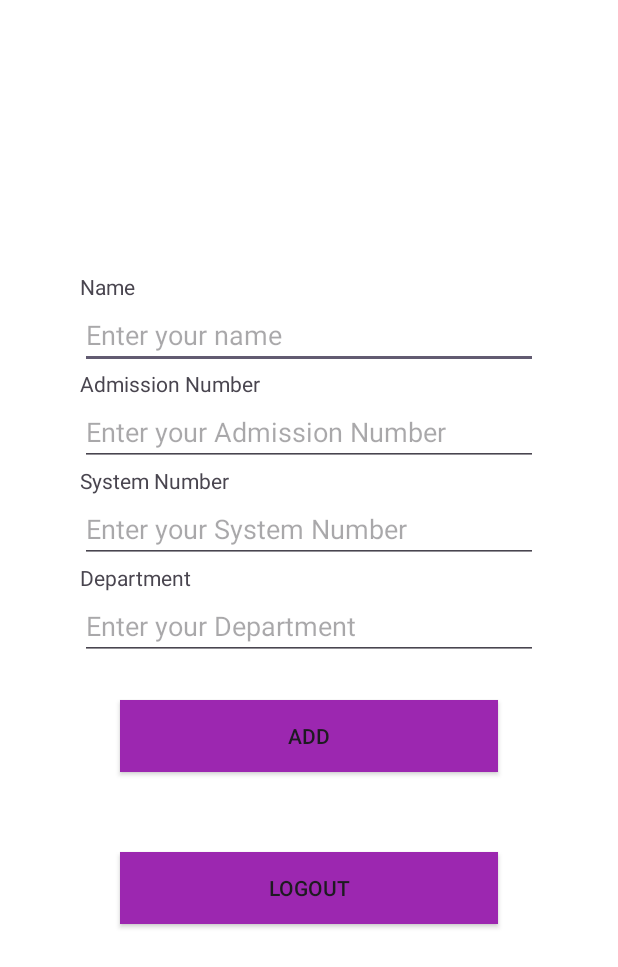
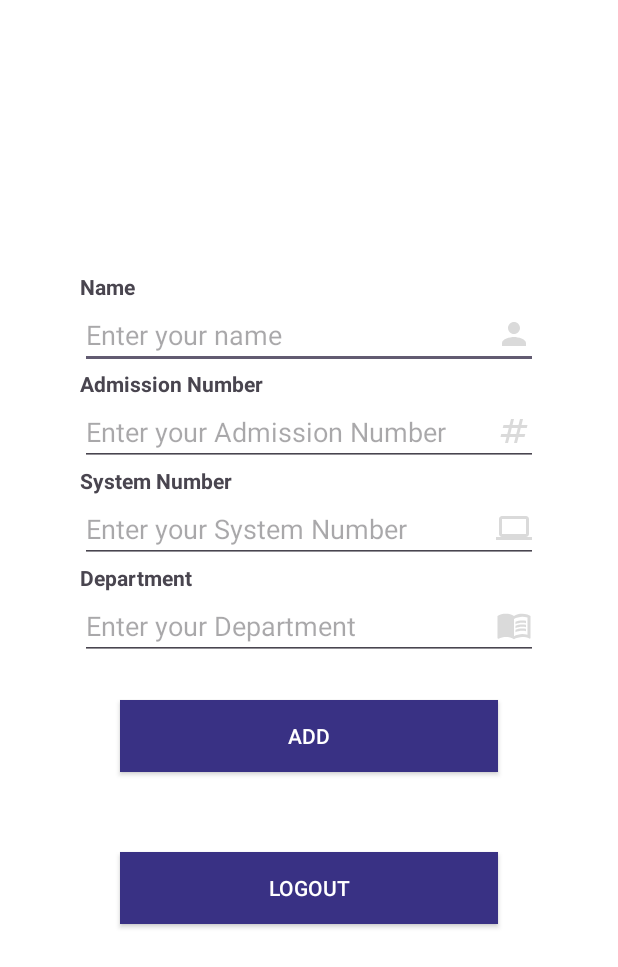
Before and after one commit to johnpoly/EntryLog, an Android app: the LogEntryPage screen opened directly, with no data from a screen before it, on a phone screen of 412 x 824 dp. Shown: the top 967 px of the screen. Run offline under Robolectric (Android 15) with nearby library versions, the phone set to English and light mode, and no system bars.

Commit message:
Project Completed

```diff
--- a/app/src/main/java/com/example/entrylog/LogEntryPage.java
+++ b/app/src/main/java/com/example/entrylog/LogEntryPage.java
@@ -1,6 +1,7 @@
 package com.example.entrylog;
 
 import android.content.Intent;
+import android.content.SharedPreferences;
 import android.os.Bundle;
 import android.view.View;
 import android.widget.EditText;
@@ -44,6 +45,10 @@ public class LogEntryPage extends AppCompatActivity {
         b2.setOnClickListener(new View.OnClickListener() {
             @Override
             public void onClick(View v) {
+                SharedPreferences preference=getSharedPreferences("logapp",MODE_PRIVATE);
+                SharedPreferences.Editor editor=preference.edit();
+                editor.clear();
+                editor.apply();
                 Intent i=new Intent(getApplicationContext(), MainActivity.class);
                 startActivity(i);
             }
--- /dev/null
+++ b/app/src/main/res/drawable/baseline_computer_24.xml
@@ -0,0 +1,5 @@
+<vector xmlns:android="http://schemas.android.com/apk/res/android" android:height="24dp" android:tint="#DADADA" android:viewportHeight="24" android:viewportWidth="24" android:width="24dp">
+
+    <path android:fillColor="@android:color/white" android:pathData="M20,18c1.1,0 1.99,-0.9 1.99,-2L22,6c0,-1.1 -0.9,-2 -2,-2H4c-1.1,0 -2,0.9 -2,2v10c0,1.1 0.9,2 2,2H0v2h24v-2h-4zM4,6h16v10H4V6z"/>
+
+</vector>
--- /dev/null
+++ b/app/src/main/res/drawable/baseline_lock_24.xml
@@ -0,0 +1,5 @@
+<vector xmlns:android="http://schemas.android.com/apk/res/android" android:height="24dp" android:tint="#DADADA" android:viewportHeight="24" android:viewportWidth="24" android:width="24dp">
+
+    <path android:fillColor="@android:color/white" android:pathData="M18,8h-1L17,6c0,-2.76 -2.24,-5 -5,-5S7,3.24 7,6v2L6,8c-1.1,0 -2,0.9 -2,2v10c0,1.1 0.9,2 2,2h12c1.1,0 2,-0.9 2,-2L20,10c0,-1.1 -0.9,-2 -2,-2zM12,17c-1.1,0 -2,-0.9 -2,-2s0.9,-2 2,-2 2,0.9 2,2 -0.9,2 -2,2zM15.1,8L8.9,8L8.9,6c0,-1.71 1.39,-3.1 3.1,-3.1 1.71,0 3.1,1.39 3.1,3.1v2z"/>
+
+</vector>
--- /dev/null
+++ b/app/src/main/res/drawable/baseline_menu_book_24.xml
@@ -0,0 +1,11 @@
+<vector xmlns:android="http://schemas.android.com/apk/res/android" android:autoMirrored="true" android:height="24dp" android:tint="#DADADA" android:viewportHeight="24" android:viewportWidth="24" android:width="24dp">
+
+    <path android:fillColor="@android:color/white" android:pathData="M21,5c-1.11,-0.35 -2.33,-0.5 -3.5,-0.5c-1.95,0 -4.05,0.4 -5.5,1.5c-1.45,-1.1 -3.55,-1.5 -5.5,-1.5S2.45,4.9 1,6v14.65c0,0.25 0.25,0.5 0.5,0.5c0.1,0 0.15,-0.05 0.25,-0.05C3.1,20.45 5.05,20 6.5,20c1.95,0 4.05,0.4 5.5,1.5c1.35,-0.85 3.8,-1.5 5.5,-1.5c1.65,0 3.35,0.3 4.75,1.05c0.1,0.05 0.15,0.05 0.25,0.05c0.25,0 0.5,-0.25 0.5,-0.5V6C22.4,5.55 21.75,5.25 21,5zM21,18.5c-1.1,-0.35 -2.3,-0.5 -3.5,-0.5c-1.7,0 -4.15,0.65 -5.5,1.5V8c1.35,-0.85 3.8,-1.5 5.5,-1.5c1.2,0 2.4,0.15 3.5,0.5V18.5z"/>
+
+    <path android:fillColor="@android:color/white" android:pathData="M17.5,10.5c0.88,0 1.73,0.09 2.5,0.26V9.24C19.21,9.09 18.36,9 17.5,9c-1.7,0 -3.24,0.29 -4.5,0.83v1.66C14.13,10.85 15.7,10.5 17.5,10.5z"/>
+
+    <path android:fillColor="@android:color/white" android:pathData="M13,12.49v1.66c1.13,-0.64 2.7,-0.99 4.5,-0.99c0.88,0 1.73,0.09 2.5,0.26V11.9c-0.79,-0.15 -1.64,-0.24 -2.5,-0.24C15.8,11.66 14.26,11.96 13,12.49z"/>
+
+    <path android:fillColor="@android:color/white" android:pathData="M17.5,14.33c-1.7,0 -3.24,0.29 -4.5,0.83v1.66c1.13,-0.64 2.7,-0.99 4.5,-0.99c0.88,0 1.73,0.09 2.5,0.26v-1.52C19.21,14.41 18.36,14.33 17.5,14.33z"/>
+
+</vector>
--- /dev/null
+++ b/app/src/main/res/drawable/baseline_numbers_24.xml
@@ -0,0 +1,5 @@
+<vector xmlns:android="http://schemas.android.com/apk/res/android" android:height="24dp" android:tint="#DADADA" android:viewportHeight="24" android:viewportWidth="24" android:width="24dp">
+
+    <path android:fillColor="@android:color/white" android:pathData="M20.5,10L21,8h-4l1,-4h-2l-1,4h-4l1,-4h-2L9,8H5l-0.5,2h4l-1,4h-4L3,16h4l-1,4h2l1,-4h4l-1,4h2l1,-4h4l0.5,-2h-4l1,-4H20.5zM13.5,14h-4l1,-4h4L13.5,14z"/>
+
+</vector>
--- /dev/null
+++ b/app/src/main/res/drawable/baseline_person_24.xml
@@ -0,0 +1,5 @@
+<vector xmlns:android="http://schemas.android.com/apk/res/android" android:height="24dp" android:tint="#DADADA" android:viewportHeight="24" android:viewportWidth="24" android:width="24dp">
+
+    <path android:fillColor="@android:color/white" android:pathData="M12,12c2.21,0 4,-1.79 4,-4s-1.79,-4 -4,-4 -4,1.79 -4,4 1.79,4 4,4zM12,14c-2.67,0 -8,1.34 -8,4v2h16v-2c0,-2.66 -5.33,-4 -8,-4z"/>
+
+</vector>
--- a/app/src/main/res/layout/activity_log_entry_page.xml
+++ b/app/src/main/res/layout/activity_log_entry_page.xml
@@ -9,53 +9,63 @@
     <TextView
         android:layout_width="match_parent"
         android:layout_height="wrap_content"
-        android:text="Name"/>
+        android:text="Name"
+        android:textStyle="bold"/>
     <EditText
         android:layout_width="match_parent"
         android:layout_height="wrap_content"
         android:hint="Enter your name"
+        android:drawableRight="@drawable/baseline_person_24"
         android:id="@+id/name"/>
     <TextView
         android:layout_width="match_parent"
         android:layout_height="wrap_content"
-        android:text="Admission Number"/>
+        android:text="Admission Number"
+        android:textStyle="bold"/>
     <EditText
         android:layout_width="match_parent"
         android:layout_height="wrap_content"
         android:hint="Enter your Admission Number"
+        android:drawableRight="@drawable/baseline_numbers_24"
         android:inputType="number"
         android:id="@+id/admnum"/>
     <TextView
         android:layout_width="match_parent"
         android:layout_height="wrap_content"
-        android:text="System Number" />
+        android:text="System Number"
+        android:textStyle="bold"/>
     <EditText
         android:layout_width="match_parent"
         android:layout_height="wrap_content"
         android:hint="Enter your System Number"
+        android:drawableRight="@drawable/baseline_computer_24"
         android:inputType="number"
         android:id="@+id/sysnum"/>
     <TextView
         android:layout_width="match_parent"
         android:layout_height="wrap_content"
-        android:text="Department"/>
+        android:text="Department"
+        android:textStyle="bold"/>
     <EditText
         android:layout_width="match_parent"
         android:layout_height="wrap_content"
         android:hint="Enter your Department"
+        android:drawableRight="@drawable/baseline_menu_book_24"
         android:id="@+id/depname"/>
     <androidx.appcompat.widget.AppCompatButton
         android:layout_width="match_parent"
         android:layout_height="wrap_content"
         android:text="add"
-        android:background="#9C27B0"
+        android:background="#393184"
+        android:textColor="#ffffff"
         android:layout_margin="40px"
         android:id="@+id/addbtn"/>
     <androidx.appcompat.widget.AppCompatButton
         android:layout_width="match_parent"
         android:layout_height="wrap_content"
         android:text="logout"
-        android:background="#9C27B0"
+        android:background="#393184"
+        android:textColor="#ffffff"
         android:layout_margin="40px"
         android:id="@+id/logoutbtn"/>
 
```
Also changed, not shown: app/src/main/java/com/example/entrylog/MainActivity.java (+12 -0 lines), app/src/main/res/drawable/background.xml (added, +7 -0 lines), app/src/main/res/layout/activity_main.xml (+13 -3 lines), app/src/main/res/drawable/fisat.png (added).
